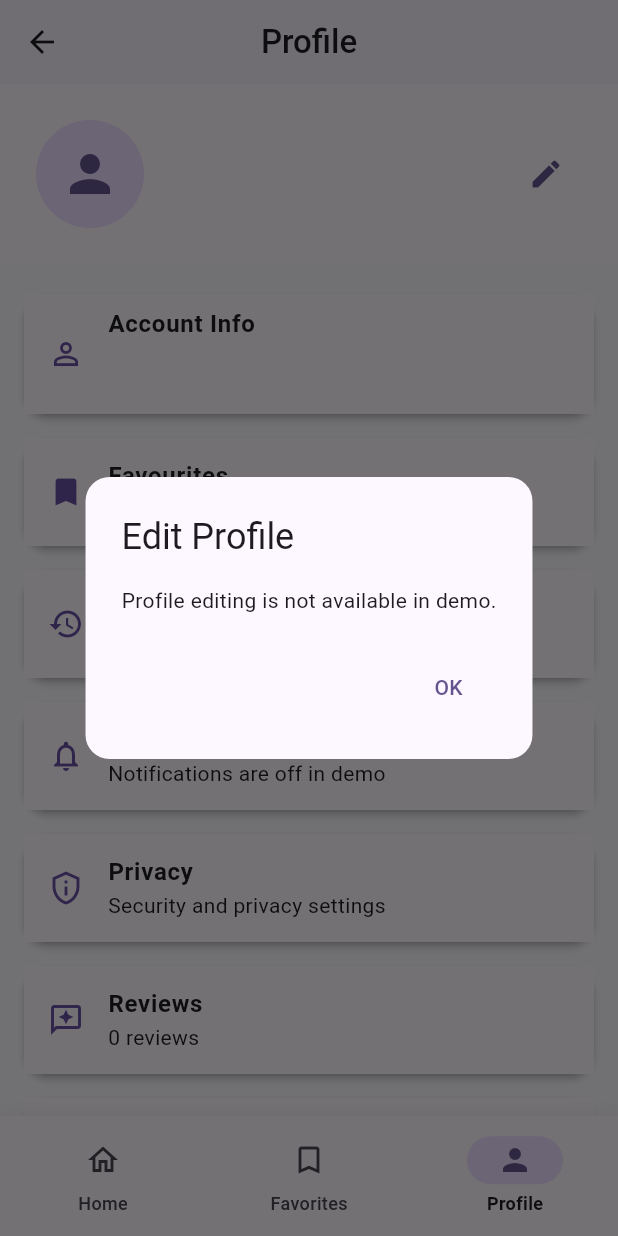
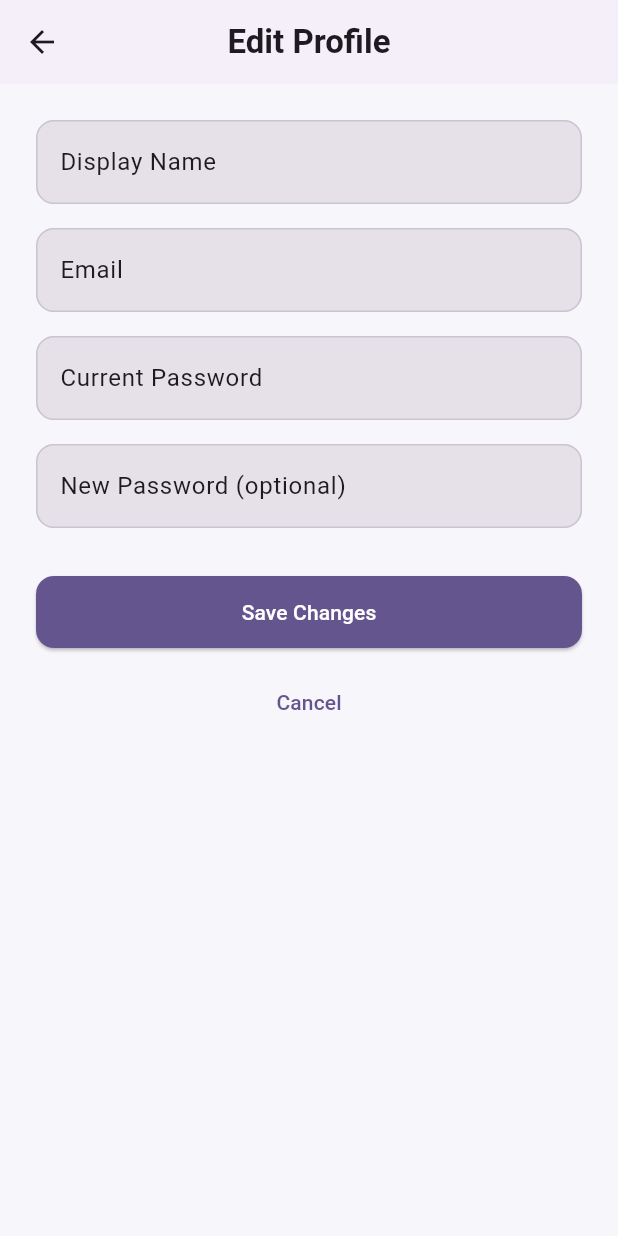
Before and after one commit to nicholas-agg/Agora-HCI-2025, a Flutter app: the screen it shows once a user with an empty profile is signed in, item 3 of the bottom bar chosen, after a tap on the "edit" icon, on a phone screen of 412 x 824 dp. Run offline on Flutter 3.47's test engine with Material 3 defaults, Android fonts, the light colour scheme and no system bars; our stand-ins replace cloud_firestore, firebase_auth, firebase_core, flutter_dotenv, geolocator, google_maps_flutter and 2 more; missing offline and left inert: google_maps_flutter_android, google_maps_flutter_platform_interface; accounts and stored records are empty; network calls fail.

Commit message:
Add theming fixes, review page, review backend etc...

```diff
--- a/lib/login_page.dart
+++ b/lib/login_page.dart
@@ -68,6 +68,27 @@ class _LoginPageState extends State<LoginPage> {
           password: password,
           displayName: name,
         );
+        // Show success message and prompt to verify email
+        if (!mounted) return;
+        setState(() {
+          _loading = false;
+          _error = null;
+        });
+        ScaffoldMessenger.of(context).showSnackBar(
+          const SnackBar(
+            content: Text('Account created! Please check your email to verify your account before signing in.'),
+            backgroundColor: Colors.green,
+            duration: Duration(seconds: 5),
+          ),
+        );
+        // Switch to sign-in view
+        setState(() {
+          _isSignUp = false;
+          _emailController.clear();
+          _passwordController.clear();
+          _nameController.clear();
+        });
+        return;
       } else {
         try {
           await _authService.signIn(
@@ -79,20 +100,34 @@ class _LoginPageState extends State<LoginPage> {
           if (isDemoLogin && (signInError.toString().contains('ERROR_INVALID_CREDENTIAL') ||
               signInError.toString().contains('incorrect') ||
               signInError.toString().contains('malformed') ||
-              signInError.toString().contains('expired'))) {
+              signInError.toString().contains('expired') ||
+              signInError.toString().contains('user not found') ||
+              signInError.toString().contains('user-not-found'))) {
             try {
               await _authService.signUp(
                 email: email,
                 password: password,
                 displayName: 'Demo User',
               );
-              // Auto-created demo account, now signed in
+              // Demo account created, but user must verify email before accessing app
+              if (!mounted) return;
+              setState(() {
+                _loading = false;
+                _error = null;
+              });
+              ScaffoldMessenger.of(context).showSnackBar(
+                const SnackBar(
+                  content: Text('Demo account created! Please check your email to verify before signing in.'),
+                  backgroundColor: Colors.green,
+                  duration: Duration(seconds: 5),
+                ),
+              );
               return;
-            } on Exception {
+            } on Exception catch (signUpError) {
               // If signup also fails, show error
               if (!mounted) return;
               setState(() {
-                _error = 'Invalid credentials. Please check your password.';
+                _error = 'Failed to create demo account: ${signUpError.toString()}';
                 _loading = false;
               });
               return;
@@ -138,7 +173,7 @@ class _LoginPageState extends State<LoginPage> {
       // Catch any other unexpected errors
       if (!mounted) return;
       setState(() {
-        _error = 'An unexpected error occurred. Please try again.';
+        _error = 'An unexpected error occurred: ${e.toString()}';
         _loading = false;
       });
     }
--- a/lib/main.dart
+++ b/lib/main.dart
@@ -110,14 +110,21 @@ class _MyAppState extends State<MyApp> {
             );
           }
 
-          // If user is logged in, show main navigation
+          // If user is logged in AND email is verified, show main navigation
           if (snapshot.hasData && snapshot.data != null) {
+            // Check if email is verified
+            if (snapshot.data!.emailVerified) {
               return MainNavigation(
                 onLogout: () async {
                   await _authService.signOut();
                 },
                 username: snapshot.data!.displayName ?? snapshot.data!.email ?? 'User',
               );
+            } else {
+              // User is signed in but email not verified - sign them out and show login
+              _authService.signOut();
+              return const LoginPage();
+            }
           }
 
           // Otherwise, show login page
--- /dev/null
+++ b/lib/pages/edit_profile_page.dart
@@ -0,0 +1,159 @@
+import 'package:flutter/material.dart';
+import 'package:firebase_auth/firebase_auth.dart';
+
+class EditProfilePage extends StatefulWidget {
+  const EditProfilePage({super.key});
+
+  @override
+  State<EditProfilePage> createState() => _EditProfilePageState();
+}
+
+class _EditProfilePageState extends State<EditProfilePage> {
+  final _formKey = GlobalKey<FormState>();
+  final _nameController = TextEditingController();
+  final _emailController = TextEditingController();
+  final _currentPasswordController = TextEditingController();
+  final _newPasswordController = TextEditingController();
+  bool _loading = false;
+  String? _error;
+
+  @override
+  void initState() {
+    super.initState();
+    final user = FirebaseAuth.instance.currentUser;
+    if (user != null) {
+      _nameController.text = user.displayName ?? '';
+      _emailController.text = user.email ?? '';
+    }
+  }
+
+  @override
+  void dispose() {
+    _nameController.dispose();
+    _emailController.dispose();
+    _currentPasswordController.dispose();
+    _newPasswordController.dispose();
+    super.dispose();
+  }
+
+  Future<void> _saveChanges() async {
+    if (!_formKey.currentState!.validate()) return;
+    setState(() { _loading = true; _error = null; });
+    final user = FirebaseAuth.instance.currentUser;
+    if (user == null) {
+      setState(() { _error = 'No user logged in.'; _loading = false; });
+      return;
+    }
+    try {
+      // Re-authenticate if changing email or password
+      if (_emailController.text != user.email || _newPasswordController.text.isNotEmpty) {
+        final cred = EmailAuthProvider.credential(
+          email: user.email!,
+          password: _currentPasswordController.text,
+        );
+        await user.reauthenticateWithCredential(cred);
+      }
+      // Update display name
+      if (_nameController.text != user.displayName && _nameController.text.isNotEmpty) {
+        await user.updateDisplayName(_nameController.text);
+      }
+      // Update email
+      if (_emailController.text != user.email && _emailController.text.isNotEmpty) {
+        await user.verifyBeforeUpdateEmail(_emailController.text);
+      }
+      // Update password
+      if (_newPasswordController.text.isNotEmpty) {
+        await user.updatePassword(_newPasswordController.text);
+      }
+      await user.reload();
+      setState(() { _loading = false; });
+      if (mounted) {
+        ScaffoldMessenger.of(context).showSnackBar(
+          const SnackBar(content: Text('Profile updated successfully!')),
+        );
+        Navigator.of(context).pop();
+      }
+    } on FirebaseAuthException catch (e) {
+      setState(() { _error = e.message; _loading = false; });
+    } catch (e) {
+      setState(() { _error = 'An error occurred.'; _loading = false; });
+    }
+  }
+
+  @override
+  Widget build(BuildContext context) {
+    final colorScheme = Theme.of(context).colorScheme;
+    return Scaffold(
+      backgroundColor: Theme.of(context).scaffoldBackgroundColor,
+      appBar: AppBar(
+        backgroundColor: colorScheme.surface,
+        elevation: 1,
+        title: const Text('Edit Profile', style: TextStyle(fontWeight: FontWeight.w600)),
+        centerTitle: true,
+      ),
+      body: SingleChildScrollView(
+        padding: const EdgeInsets.all(24),
+        child: Form(
+          key: _formKey,
+          child: Column(
+            crossAxisAlignment: CrossAxisAlignment.stretch,
+            children: [
+              if (_error != null) ...[
+                Text(_error!, style: const TextStyle(color: Colors.red)),
+                const SizedBox(height: 12),
+              ],
+              TextFormField(
+                controller: _nameController,
+                decoration: const InputDecoration(labelText: 'Display Name'),
+                validator: (val) => val == null || val.isEmpty ? 'Name required' : null,
+              ),
+              const SizedBox(height: 16),
+              TextFormField(
+                controller: _emailController,
+                decoration: const InputDecoration(labelText: 'Email'),
+                keyboardType: TextInputType.emailAddress,
+                validator: (val) => val == null || !val.contains('@') ? 'Valid email required' : null,
+              ),
+              const SizedBox(height: 16),
+              TextFormField(
+                controller: _currentPasswordController,
+                decoration: const InputDecoration(labelText: 'Current Password'),
+                obscureText: true,
+                validator: (val) {
+                  if ((_emailController.text != FirebaseAuth.instance.currentUser?.email || _newPasswordController.text.isNotEmpty) && (val == null || val.isEmpty)) {
+                    return 'Current password required to change email or password';
+                  }
+                  return null;
+                },
+              ),
+              const SizedBox(height: 16),
+              TextFormField(
+                controller: _newPasswordController,
+                decoration: const InputDecoration(labelText: 'New Password (optional)'),
+                obscureText: true,
+                validator: (val) {
+                  if (val != null && val.isNotEmpty && val.length < 6) {
+                    return 'Password must be at least 6 characters';
+                  }
+                  return null;
+                },
+              ),
+              const SizedBox(height: 32),
+              ElevatedButton(
+                onPressed: _loading ? null : _saveChanges,
+                child: _loading
+                    ? const SizedBox(height: 20, width: 20, child: CircularProgressIndicator(strokeWidth: 2))
+                    : const Text('Save Changes'),
+              ),
+              const SizedBox(height: 12),
+              TextButton(
+                onPressed: _loading ? null : () => Navigator.of(context).pop(),
+                child: const Text('Cancel'),
+              ),
+            ],
+          ),
+        ),
+      ),
+    );
+  }
+}
--- a/lib/pages/favorites_page.dart
+++ b/lib/pages/favorites_page.dart
@@ -315,18 +315,17 @@ class _FavoritesPageState extends State<FavoritesPage> {
                     ),
                     onPressed: () async {
                       final rootContext = context;
+                      final wasFavorite = _favoritesManager.isFavorite(place);
                       await _favoritesManager.toggleFavorite(place);
-                      // Wait a short moment for cloud sync to update local list
-                      await Future.delayed(const Duration(milliseconds: 300));
                       if (!mounted) return;
                       setState(() {});
-                      final isNowFavorite = _favoritesManager.isFavorite(place);
                       if (!rootContext.mounted) return;
                       ScaffoldMessenger.of(rootContext).showSnackBar(
                         SnackBar(
-                          content: Text(isNowFavorite
-                            ? '${place.name} added to favorites'
-                            : '${place.name} removed from favorites'),
+                          content: Text(
+                            wasFavorite
+                              ? '${place.name} removed from favorites'
+                              : '${place.name} added to favorites'),
                           duration: const Duration(seconds: 2),
                         ),
                       );
--- a/lib/pages/home_page.dart
+++ b/lib/pages/home_page.dart
@@ -11,6 +11,8 @@ import '../services/favorites_manager.dart';
 import 'package:geolocator/geolocator.dart';
 import 'package:speech_to_text/speech_to_text.dart' as stt;
 import 'dart:math';
+import 'package:provider/provider.dart';
+import '../services/theme_manager.dart';
 
 class MyHomePage extends StatefulWidget {
   final VoidCallback onLogout;
@@ -464,11 +466,16 @@ class _MyHomePageState extends State<MyHomePage> {
                     mainAxisSize: MainAxisSize.min,
                     crossAxisAlignment: CrossAxisAlignment.center,
                     children: [
-                      Image.asset(
-                        'assets/icon/app_icon_bw.png',
-                        height: 32,
-                        width: 32,
-                        fit: BoxFit.contain,
+                      Consumer<ThemeManager>(
+                        builder: (context, themeManager, _) {
+                          return Image.asset(
+                            themeManager.themeMode == ThemeMode.light
+                                ? 'assets/icon/app_icon_black.png'
+                                : 'assets/icon/app_icon_bw.png',
+                            height: 32,
+                            width: 32,
+                          );
+                        },
                       ),
                       const SizedBox(width: 8),
                       Text(
--- a/lib/pages/profile_page.dart
+++ b/lib/pages/profile_page.dart
@@ -5,6 +5,8 @@ import '../services/favorites_manager.dart';
 import 'privacy_page.dart';
 import 'help_support_page.dart';
 import 'favorites_page.dart';
+import 'my_reviews_page.dart';
+import 'edit_profile_page.dart';
 
 class ProfilePage extends StatefulWidget {
   final VoidCallback? onSignOut;
@@ -21,16 +23,40 @@ class _ProfilePageState extends State<ProfilePage> {
   int _favoriteCount = 0;
   int _reviewCount = 0;
   bool _loading = true;
+  VoidCallback _favoritesListener = () {};
 
   @override
   void initState() {
     super.initState();
+    _favoritesListener = () {
+      if (mounted) {
+        setState(() {
+          _favoriteCount = _favoritesManager.favorites.length;
+        });
+      }
+    };
+    _favoritesManager.addListener(_favoritesListener);
+    // Do not call _syncAndLoadUserStats here; will be called in didChangeDependencies
+  }
+
+  @override
+  void didChangeDependencies() {
+    super.didChangeDependencies();
+    // This is called every time the widget becomes visible in the navigation stack
     _syncAndLoadUserStats();
+  }
+
+  @override
+  void dispose() {
+    // Do not use context for ancestor lookups here!
+    _favoritesManager.removeListener(_favoritesListener);
+    super.dispose();
   }
 
   Future<void> _syncAndLoadUserStats() async {
     // Force sync favorites from Firebase first
     await _favoritesManager.forceSync();
+    _favoriteCount = _favoritesManager.favorites.length;
     await _loadUserStats();
   }
 
@@ -130,12 +156,9 @@ class _ProfilePageState extends State<ProfilePage> {
                 IconButton(
                   icon: Icon(Icons.edit, color: colorScheme.primary),
                   onPressed: () {
-                    showDialog(
-                      context: context,
-                      builder: (context) => AlertDialog(
-                        title: const Text('Edit Profile'),
-                        content: const Text('Profile editing is not available in demo.'),
-                        actions: [TextButton(onPressed: () => Navigator.pop(context), child: const Text('OK'))],
+                    Navigator.of(context).push(
+                      MaterialPageRoute(
+                        builder: (context) => EditProfilePage(),
                       ),
                     );
                   },
@@ -275,7 +298,13 @@ class _ProfilePageState extends State<ProfilePage> {
                             ),
                           )
                         : null,
-                    onTap: () {},
+                    onTap: () {
+                      Navigator.of(context).push(
+                        MaterialPageRoute(
+                          builder: (context) => MyReviewsPage(),
+                        ),
+                      );
+                    },
                   ),
                 ),
                 Card(
--- a/pubspec.yaml
+++ b/pubspec.yaml
@@ -79,6 +79,7 @@ flutter:
     - .env
     - assets/icon/app_icon.png
     - assets/icon/app_icon_bw.png
+    - assets/icon/app_icon_black.png
     - assets/map_style_dark.json
 
   # An image asset can refer to one or more resolution-specific "variants", see
```
Also changed, not shown: lib/pages/my_reviews_page.dart (added, +184 -0 lines), lib/services/auth_service.dart (+21 -0 lines), assets/icon/app_icon_black.png. Lines whose indentation alone changed are shown as unchanged.
